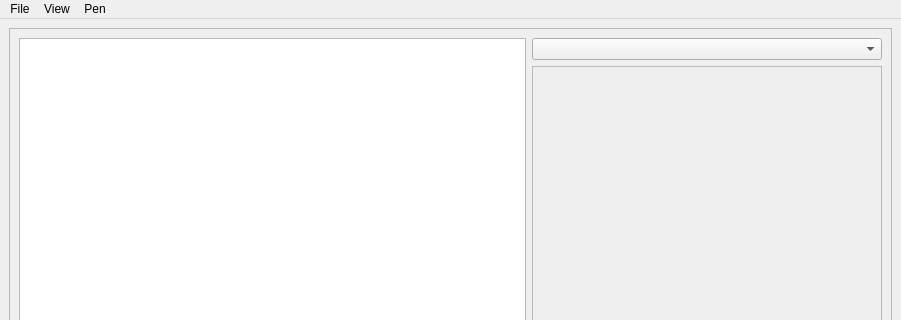
Qt form data/ui/pynguin.ui (aresnick/pynguin) before a commit; both pictures show x 0 to 901 and y 0 to 320 of the 901 by 600 pixel window.
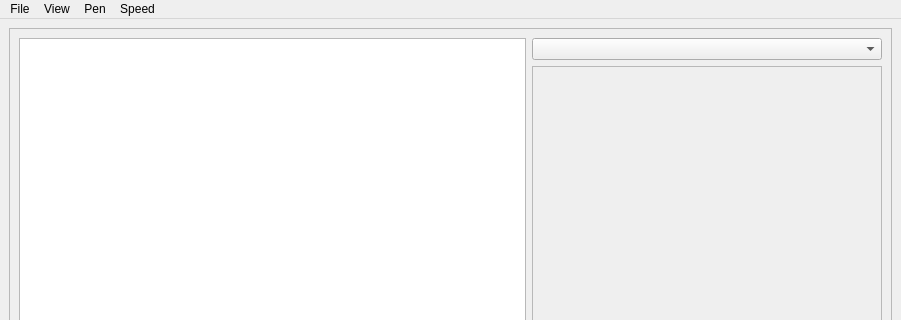
The same form after that commit.

Commit message: add hidden picture

What changed in the file:
```diff
--- a/data/ui/pynguin.ui
+++ b/data/ui/pynguin.ui
@@ -127,10 +127,17 @@
     </property>
     <addaction name="actionPynguin"/>
     <addaction name="actionArrow"/>
+    <addaction name="actionHidden"/>
+   </widget>
+   <widget class="QMenu" name="menuSpeed">
+    <property name="title">
+     <string>Speed</string>
+    </property>
    </widget>
    <addaction name="menuQuit"/>
    <addaction name="menuPynguin"/>
    <addaction name="menuPen"/>
+   <addaction name="menuSpeed"/>
   </widget>
   <widget class="QStatusBar" name="statusbar"/>
   <action name="actionQuit">
```
Left out of the diff: 25 changed lines with no effect on the pictures. The commit also changes 2 other files.
